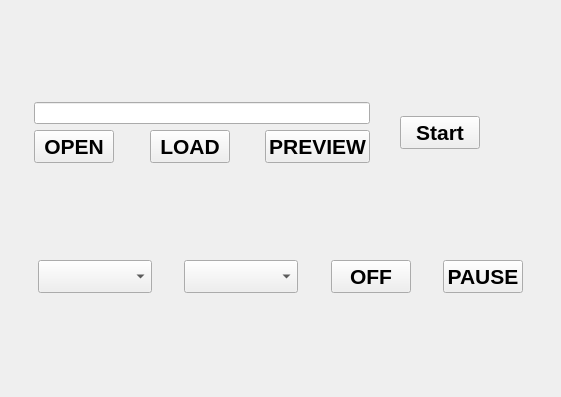
This is dragon_visualization/dragon_control_panel/resource/plot.ui in zz19930617/dragon_visualization as Qt 5 draws it before an edit. The edited form follows.
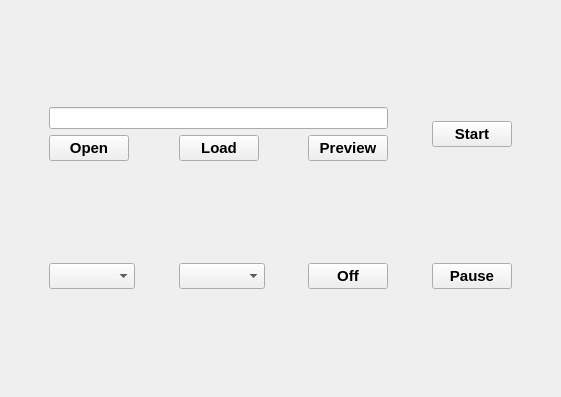
This is the edited form.

Patch:
```diff
--- a/dragon_visualization/dragon_control_panel/resource/plot.ui
+++ b/dragon_visualization/dragon_control_panel/resource/plot.ui
@@ -19,30 +19,17 @@
   <layout class="QVBoxLayout" name="verticalLayout">
    <item>
     <layout class="QGridLayout" name="gridLayout">
-     <item row="0" column="9">
-      <spacer name="horizontalSpacer_8">
-       <property name="orientation">
-        <enum>Qt::Horizontal</enum>
-       </property>
-       <property name="sizeHint" stdset="0">
-        <size>
-         <width>40</width>
-         <height>20</height>
-        </size>
-       </property>
-      </spacer>
-     </item>
      <item row="1" column="1">
       <widget class="QPushButton" name="pushButton_open">
        <property name="font">
         <font>
-         <pointsize>16</pointsize>
+         <pointsize>11</pointsize>
          <weight>75</weight>
          <bold>true</bold>
         </font>
        </property>
        <property name="text">
-        <string>OPEN</string>
+        <string>Open</string>
        </property>
       </widget>
      </item>
@@ -50,13 +37,13 @@
       <widget class="QPushButton" name="pushButton_load">
        <property name="font">
         <font>
-         <pointsize>16</pointsize>
+         <pointsize>11</pointsize>
          <weight>75</weight>
          <bold>true</bold>
         </font>
        </property>
        <property name="text">
-        <string>LOAD</string>
+        <string>Load</string>
        </property>
       </widget>
      </item>
@@ -67,13 +54,13 @@
       <widget class="QPushButton" name="pushButton_preview">
        <property name="font">
         <font>
-         <pointsize>16</pointsize>
+         <pointsize>11</pointsize>
          <weight>75</weight>
          <bold>true</bold>
         </font>
        </property>
        <property name="text">
-        <string>PREVIEW</string>
+        <string>Preview</string>
        </property>
       </widget>
      </item>
@@ -107,7 +94,7 @@
       <widget class="QPushButton" name="pushButton_start">
        <property name="font">
         <font>
-         <pointsize>16</pointsize>
+         <pointsize>11</pointsize>
          <weight>75</weight>
          <bold>true</bold>
         </font>
@@ -115,20 +102,13 @@
        <property name="text">
         <string>Start</string>
        </property>
-      </widget>
-     </item>
-     <item row="0" column="10">
-      <spacer name="horizontalSpacer_7">
-       <property name="orientation">
-        <enum>Qt::Horizontal</enum>
-       </property>
-       <property name="sizeHint" stdset="0">
+       <property name="iconSize">
         <size>
-         <width>40</width>
-         <height>20</height>
+         <width>32</width>
+         <height>32</height>
         </size>
        </property>
-      </spacer>
+      </widget>
      </item>
      <item row="0" column="8">
       <spacer name="horizontalSpacer_6">
@@ -193,7 +173,7 @@
       <widget class="QComboBox" name="comboBox_leg">
        <property name="font">
         <font>
-         <pointsize>16</pointsize>
+         <pointsize>11</pointsize>
          <weight>75</weight>
          <bold>true</bold>
         </font>
@@ -217,7 +197,7 @@
       <widget class="QComboBox" name="comboBox_joint">
        <property name="font">
         <font>
-         <pointsize>16</pointsize>
+         <pointsize>11</pointsize>
          <weight>75</weight>
          <bold>true</bold>
         </font>
@@ -241,13 +221,13 @@
       <widget class="QPushButton" name="label_on">
        <property name="font">
         <font>
-         <pointsize>16</pointsize>
+         <pointsize>11</pointsize>
          <weight>75</weight>
          <bold>true</bold>
         </font>
        </property>
        <property name="text">
-        <string>OFF</string>
+        <string>Off</string>
        </property>
       </widget>
      </item>
@@ -268,13 +248,13 @@
       <widget class="QPushButton" name="pushButton_pause">
        <property name="font">
         <font>
-         <pointsize>16</pointsize>
+         <pointsize>11</pointsize>
          <weight>75</weight>
          <bold>true</bold>
         </font>
        </property>
        <property name="text">
-        <string>PAUSE</string>
+        <string>Pause</string>
        </property>
       </widget>
      </item>
```
Left out of the diff: 26 changed lines with no effect on the pictures.
